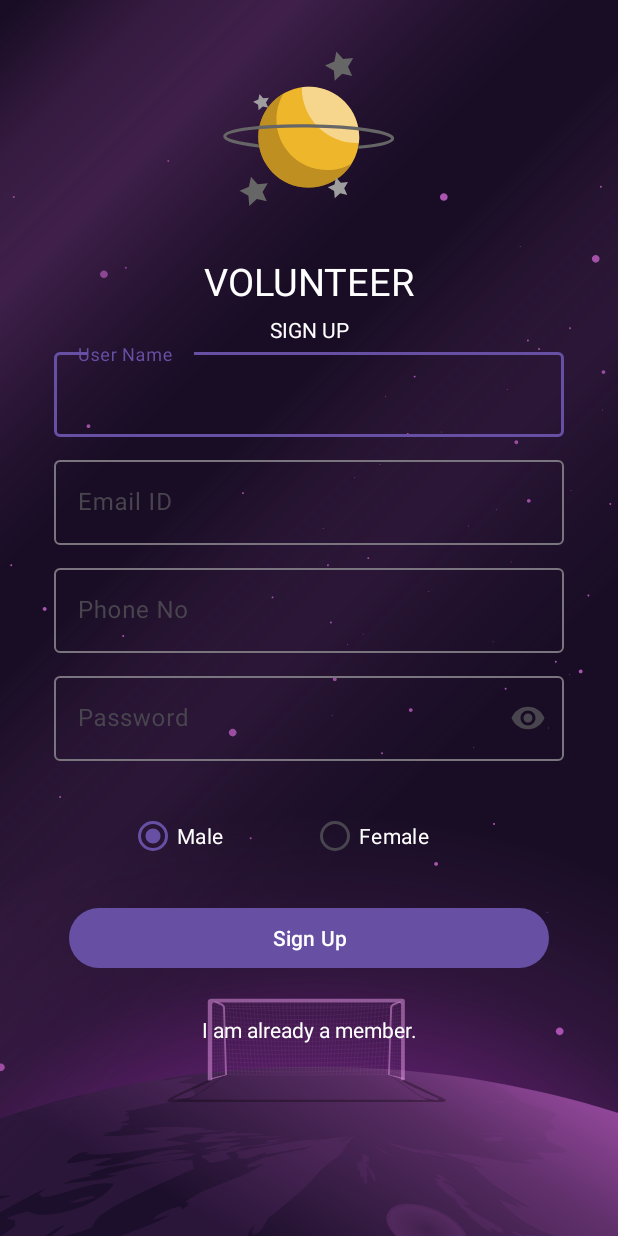
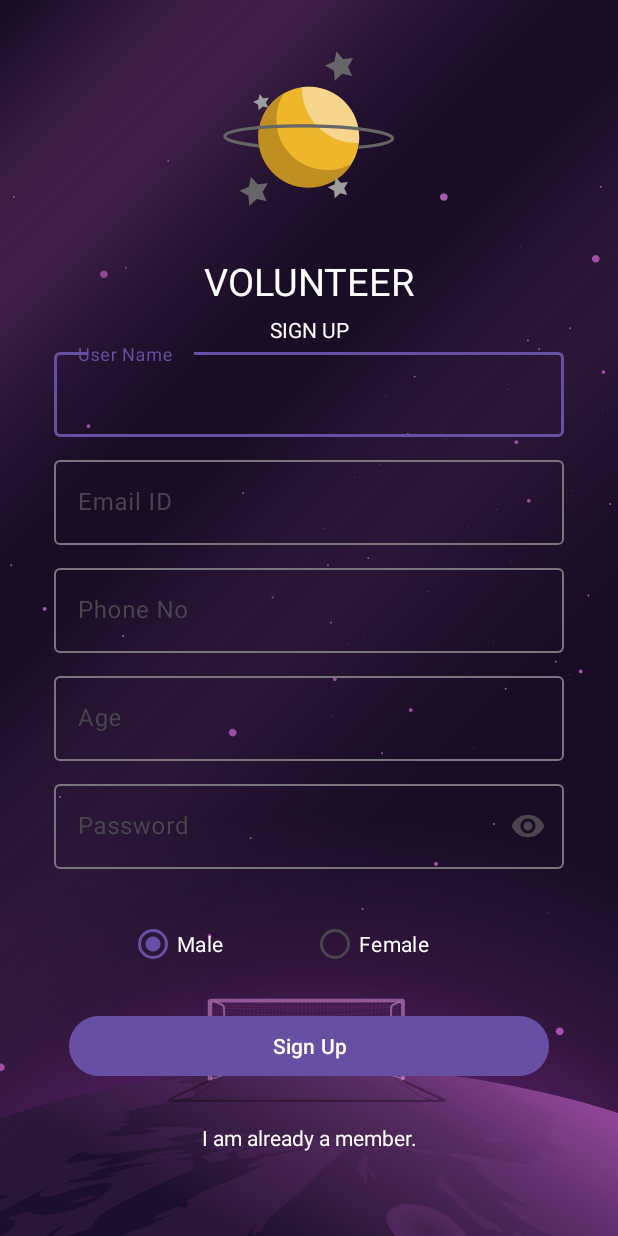
Before and after one commit to harsh9165253988/kenjy_tris, an Android app: the layout activity_user_signup.xml on its own in the app's theme, with its tools: preview values and no code run, on a phone screen of 412 x 824 dp. Run offline under Robolectric (Android 15) with nearby library versions, the phone set to English and light mode, and no system bars.

Commit message:
added age input of user

```diff
--- a/app/src/main/res/layout/activity_user_signup.xml
+++ b/app/src/main/res/layout/activity_user_signup.xml
@@ -113,7 +113,21 @@
                         android:textColor="#FFFFFF" />
 
                 </com.google.android.material.textfield.TextInputLayout>
+                <com.google.android.material.textfield.TextInputLayout
+                    android:layout_width="match_parent"
+                    android:layout_height="wrap_content"
+                    android:hint="Age">
 
+                    <com.google.android.material.textfield.TextInputEditText
+                        android:id="@+id/editTextAge"
+                        android:layout_width="match_parent"
+                        android:layout_height="wrap_content"
+                        android:layout_margin="10dp"
+                        android:ems="10"
+                        android:inputType="number"
+                        android:textColor="#FFFFFF" />
+
+                </com.google.android.material.textfield.TextInputLayout>
                 <com.google.android.material.textfield.TextInputLayout
                     android:layout_width="match_parent"
                     android:layout_height="wrap_content"
--- a/app/src/main/res/values/strings.xml
+++ b/app/src/main/res/values/strings.xml
@@ -11,5 +11,6 @@
     <string name="nameerror">Enter a valid name</string>
     <string name="emailerror">Enter a valid gmail</string>
     <string name="mobileerror">Enter a valid mobile</string>
+    <string name="ageerror">Age must be 14 or older</string>
     <string name="passworderror">The password must contain at least 8 character,and include uppercase and lowercase,number and a special character</string>
 </resources>
```
Also changed, not shown: app/src/main/java/com/example/project/userSignup.java (+16 -0 lines).
